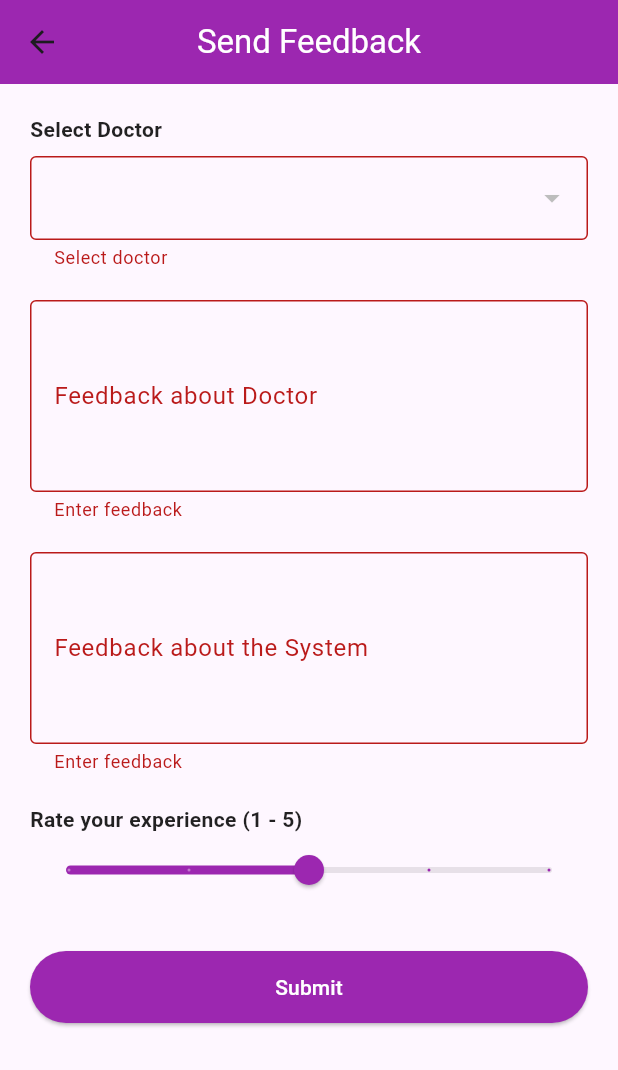
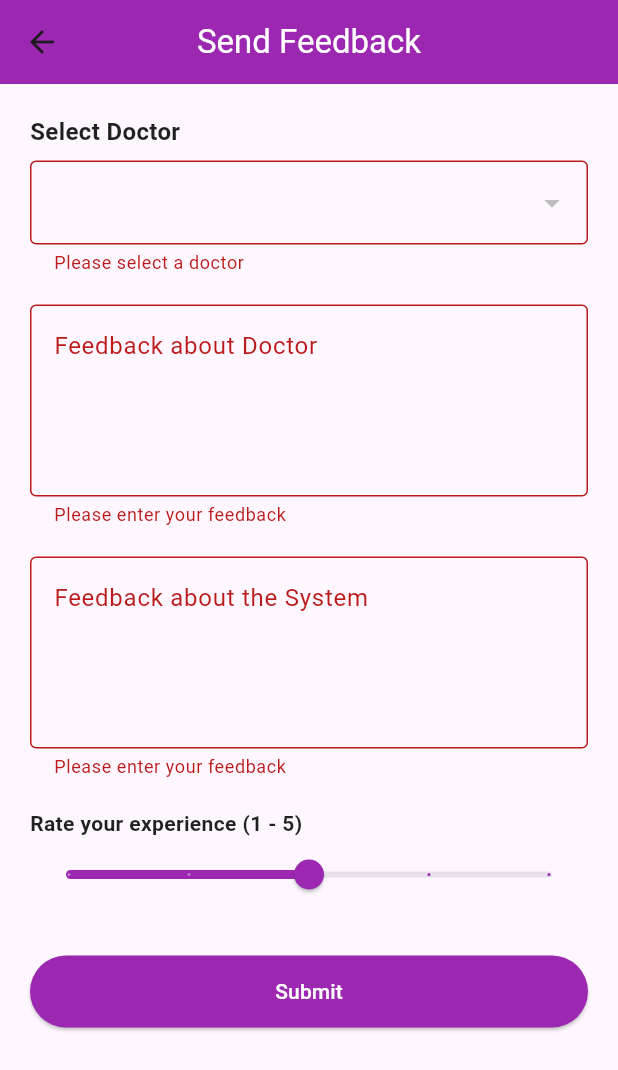
Before and after one commit to 1rexv/pc-bt-heal, a Flutter app: the SendFeedbackPage screen opened directly, after a tap on "Submit", on a phone screen of 412 x 824 dp. Shown: the top 1070 px of the screen. Run offline on Flutter 3.47's test engine with Material 3 defaults, Android fonts, the phone set to English and light mode, and no system bars; our stand-ins replace file_picker, firebase_auth, firebase_core, firebase_database, firebase_messaging, firebase_storage and 4 more; missing offline and left inert: jitsi_meet_flutter_sdk; accounts and stored records are empty.

Commit message:
Update SendFeedbackPage.dart

```diff
--- a/lib/SendFeedbackPage.dart
+++ b/lib/SendFeedbackPage.dart
@@ -11,8 +11,11 @@ class SendFeedbackPage extends StatefulWidget {
 
 class _SendFeedbackPageState extends State<SendFeedbackPage> {
   final _formKey = GlobalKey<FormState>();
-  final TextEditingController systemFeedbackController = TextEditingController();
-  final TextEditingController doctorFeedbackController = TextEditingController();
+
+  final TextEditingController systemFeedbackController =
+  TextEditingController();
+  final TextEditingController doctorFeedbackController =
+  TextEditingController();
 
   String? selectedDoctorEmail;
   String? selectedDoctorName;
@@ -24,12 +27,12 @@ class _SendFeedbackPageState extends State<SendFeedbackPage> {
   List<Map<String, String>> doctorsList = [];
 
   bool get isArabic =>
-      Localizations.localeOf(context).languageCode.toLowerCase().startsWith('ar');
+      Localizations.localeOf(context).languageCode.startsWith('ar');
 
   @override
   void initState() {
     super.initState();
-    fetchDoctors();
+    _fetchDoctors();
   }
 
   @override
@@ -39,7 +42,7 @@ class _SendFeedbackPageState extends State<SendFeedbackPage> {
     super.dispose();
   }
 
-  Future<void> fetchDoctors() async {
+  Future<void> _fetchDoctors() async {
     try {
       final ref = FirebaseDatabase.instance.ref("doctors");
       final snapshot = await ref.get();
@@ -47,10 +50,10 @@ class _SendFeedbackPageState extends State<SendFeedbackPage> {
       final List<Map<String, String>> loaded = [];
 
       if (snapshot.exists && snapshot.value != null) {
-        final data = snapshot.value as Map;
+        final data = Map<String, dynamic>.from(snapshot.value as Map);
 
         for (final entry in data.entries) {
-          final v = entry.value as Map;
+          final v = Map<String, dynamic>.from(entry.value);
           final enabled = v['enabled'] == true ||
               v['enabled']?.toString().toLowerCase() == 'true';
 
@@ -77,6 +80,7 @@ class _SendFeedbackPageState extends State<SendFeedbackPage> {
         _loadingDoctors = false;
       });
     } catch (e) {
+      debugPrint('Fetch doctors error: $e');
       _loadingDoctors = false;
     }
   }
@@ -97,7 +101,7 @@ class _SendFeedbackPageState extends State<SendFeedbackPage> {
         "systemFeedback": systemFeedbackController.text.trim(),
         "rating": rating.round(),
         "patientEmail": user.email,
-        "createdAt": DateTime.now().millisecondsSinceEpoch,
+        "createdAt": ServerValue.timestamp,
       });
 
       if (!mounted) return;
@@ -105,8 +109,9 @@ class _SendFeedbackPageState extends State<SendFeedbackPage> {
       ScaffoldMessenger.of(context).showSnackBar(
         SnackBar(
           content: Text(
-            isArabic ? 'تم إرسال الملاحظات بنجاح' : 'Feedback sent successfully',
-            textDirection: isArabic ? TextDirection.rtl : TextDirection.ltr,
+            isArabic
+                ? 'تم إرسال الملاحظات بنجاح'
+                : 'Feedback sent successfully',
           ),
         ),
       );
@@ -133,7 +138,9 @@ class _SendFeedbackPageState extends State<SendFeedbackPage> {
           ),
         ),
         body: _loadingDoctors
-            ? const Center(child: CircularProgressIndicator())
+            ? const Center(
+          child: CircularProgressIndicator(color: Colors.purple),
+        )
             : Padding(
           padding: const EdgeInsets.all(20),
           child: Form(
@@ -142,14 +149,20 @@ class _SendFeedbackPageState extends State<SendFeedbackPage> {
               children: [
                 Text(
                   isArabic ? 'اختر الطبيب' : 'Select Doctor',
-                  style: const TextStyle(fontWeight: FontWeight.bold),
+                  style: const TextStyle(
+                      fontSize: 16, fontWeight: FontWeight.bold),
                 ),
                 const SizedBox(height: 8),
 
+                /// Doctor Dropdown
                 DropdownButtonFormField<String>(
                   value: selectedDoctorEmail,
-                  items: doctorsList.map((doc) {
-                    return DropdownMenuItem(
+                  decoration: const InputDecoration(
+                    border: OutlineInputBorder(),
+                  ),
+                  items: doctorsList
+                      .map<DropdownMenuItem<String>>((doc) {
+                    return DropdownMenuItem<String>(
                       value: doc['email'],
                       child: Text(doc['name']!),
                     );
@@ -158,56 +171,54 @@ class _SendFeedbackPageState extends State<SendFeedbackPage> {
                     setState(() {
                       selectedDoctorEmail = v;
                       selectedDoctorName = doctorsList
-                          .firstWhere((d) => d['email'] == v)['name'];
+                          .firstWhere(
+                              (d) => d['email'] == v)['name'];
                     });
                   },
                   validator: (v) => v == null
-                      ? (isArabic ? 'اختر الطبيب' : 'Select doctor')
+                      ? (isArabic
+                      ? 'الرجاء اختيار طبيب'
+                      : 'Please select a doctor')
                       : null,
-                  decoration: const InputDecoration(
-                    border: OutlineInputBorder(),
-                  ),
                 ),
 
                 const SizedBox(height: 20),
 
-                /// Feedback about doctor (Arabic supported)
+                /// Feedback about Doctor
                 TextFormField(
                   controller: doctorFeedbackController,
                   maxLines: 4,
-                  textDirection:
-                  isArabic ? TextDirection.rtl : TextDirection.ltr,
-                  textAlign:
-                  isArabic ? TextAlign.right : TextAlign.left,
                   decoration: InputDecoration(
                     labelText: isArabic
                         ? 'ملاحظات عن الطبيب'
                         : 'Feedback about Doctor',
                     border: const OutlineInputBorder(),
+                    alignLabelWithHint: true,
                   ),
                   validator: (v) => v == null || v.isEmpty
-                      ? (isArabic ? 'اكتب ملاحظاتك' : 'Enter feedback')
+                      ? (isArabic
+                      ? 'الرجاء كتابة ملاحظاتك'
+                      : 'Please enter your feedback')
                       : null,
                 ),
 
                 const SizedBox(height: 20),
 
-                /// Feedback about system (Arabic supported)
+                /// Feedback about System
                 TextFormField(
                   controller: systemFeedbackController,
                   maxLines: 4,
-                  textDirection:
-                  isArabic ? TextDirection.rtl : TextDirection.ltr,
-                  textAlign:
-                  isArabic ? TextAlign.right : TextAlign.left,
                   decoration: InputDecoration(
                     labelText: isArabic
                         ? 'ملاحظات عن النظام'
                         : 'Feedback about the System',
                     border: const OutlineInputBorder(),
+                    alignLabelWithHint: true,
                   ),
                   validator: (v) => v == null || v.isEmpty
-                      ? (isArabic ? 'اكتب ملاحظاتك' : 'Enter feedback')
+                      ? (isArabic
+                      ? 'الرجاء كتابة ملاحظاتك'
+                      : 'Please enter your feedback')
                       : null,
                 ),
 
@@ -217,7 +228,8 @@ class _SendFeedbackPageState extends State<SendFeedbackPage> {
                   isArabic
                       ? 'قيّم تجربتك (1 - 5)'
                       : 'Rate your experience (1 - 5)',
-                  style: const TextStyle(fontWeight: FontWeight.bold),
+                  style: const TextStyle(
+                      fontWeight: FontWeight.bold),
                 ),
 
                 Slider(
@@ -233,10 +245,12 @@ class _SendFeedbackPageState extends State<SendFeedbackPage> {
                 const SizedBox(height: 30),
 
                 ElevatedButton(
-                  onPressed: _isSubmitting ? null : _submitFeedback,
+                  onPressed:
+                  _isSubmitting ? null : _submitFeedback,
                   style: ElevatedButton.styleFrom(
                     backgroundColor: Colors.purple,
-                    padding: const EdgeInsets.symmetric(vertical: 14),
+                    padding:
+                    const EdgeInsets.symmetric(vertical: 14),
                   ),
                   child: _isSubmitting
                       ? const CircularProgressIndicator(
@@ -244,7 +258,8 @@ class _SendFeedbackPageState extends State<SendFeedbackPage> {
                   )
                       : Text(
                     isArabic ? 'إرسال' : 'Submit',
-                    style: const TextStyle(color: Colors.white),
+                    style: const TextStyle(
+                        color: Colors.white),
                   ),
                 ),
               ],
```
